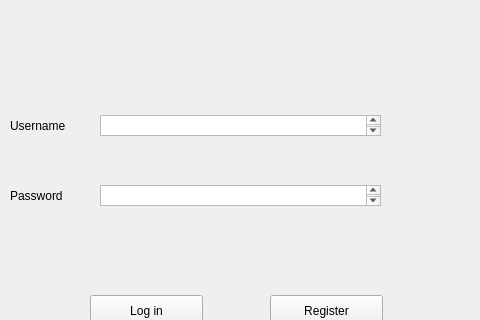
grinningGrace/SigmaU, file Ui/Main_page_Ui.ui: the form before one commit; both pictures show x 210 to 690 and y 105 to 425 of the 800 by 600 pixel window.
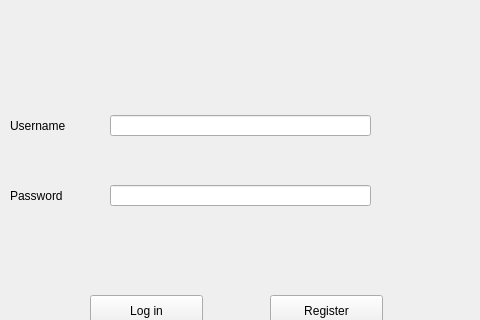
The form after the commit.

Patch:
```diff
--- a/Ui/Main_page_Ui.ui
+++ b/Ui/Main_page_Ui.ui
@@ -53,26 +53,6 @@
      <string>Password</string>
     </property>
    </widget>
-   <widget class="QPlainTextEdit" name="plainTextEdit">
-    <property name="geometry">
-     <rect>
-      <x>310</x>
-      <y>220</y>
-      <width>281</width>
-      <height>21</height>
-     </rect>
-    </property>
-   </widget>
-   <widget class="QPlainTextEdit" name="plainTextEdit_2">
-    <property name="geometry">
-     <rect>
-      <x>310</x>
-      <y>290</y>
-      <width>281</width>
-      <height>21</height>
-     </rect>
-    </property>
-   </widget>
    <widget class="QLabel" name="label_4">
     <property name="geometry">
      <rect>
@@ -112,6 +92,26 @@
      <string>Register</string>
     </property>
    </widget>
+   <widget class="QLineEdit" name="lineEdit">
+    <property name="geometry">
+     <rect>
+      <x>320</x>
+      <y>220</y>
+      <width>261</width>
+      <height>21</height>
+     </rect>
+    </property>
+   </widget>
+   <widget class="QLineEdit" name="lineEdit_2">
+    <property name="geometry">
+     <rect>
+      <x>320</x>
+      <y>290</y>
+      <width>261</width>
+      <height>21</height>
+     </rect>
+    </property>
+   </widget>
   </widget>
   <widget class="QMenuBar" name="menubar">
    <property name="geometry">
```
